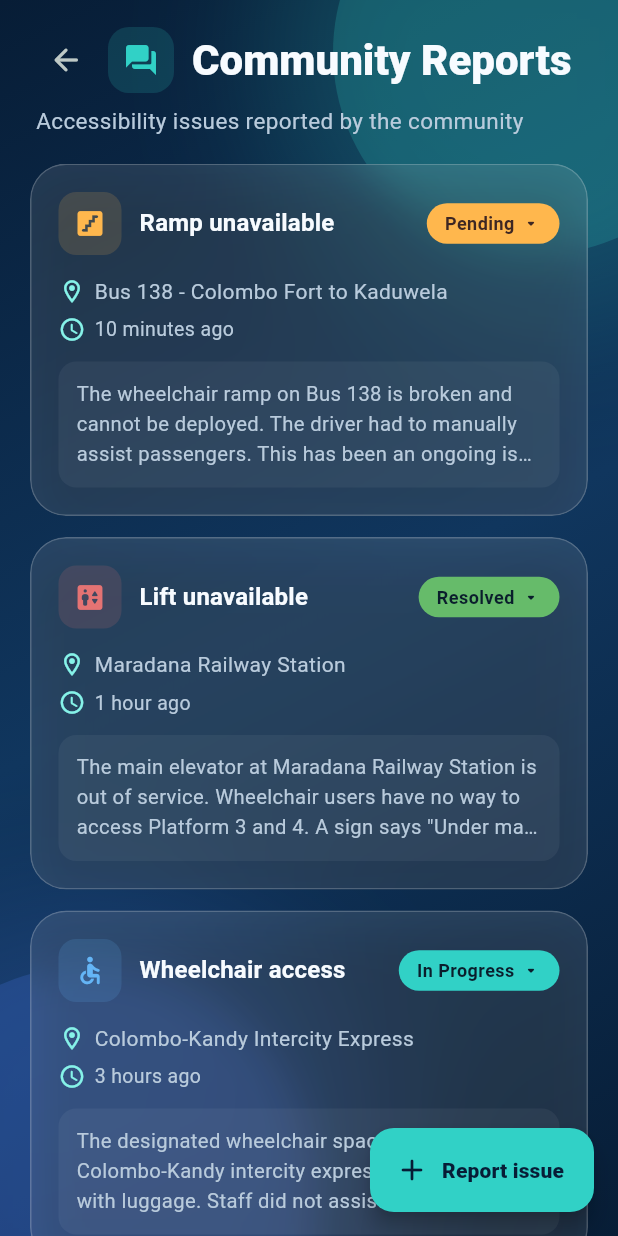
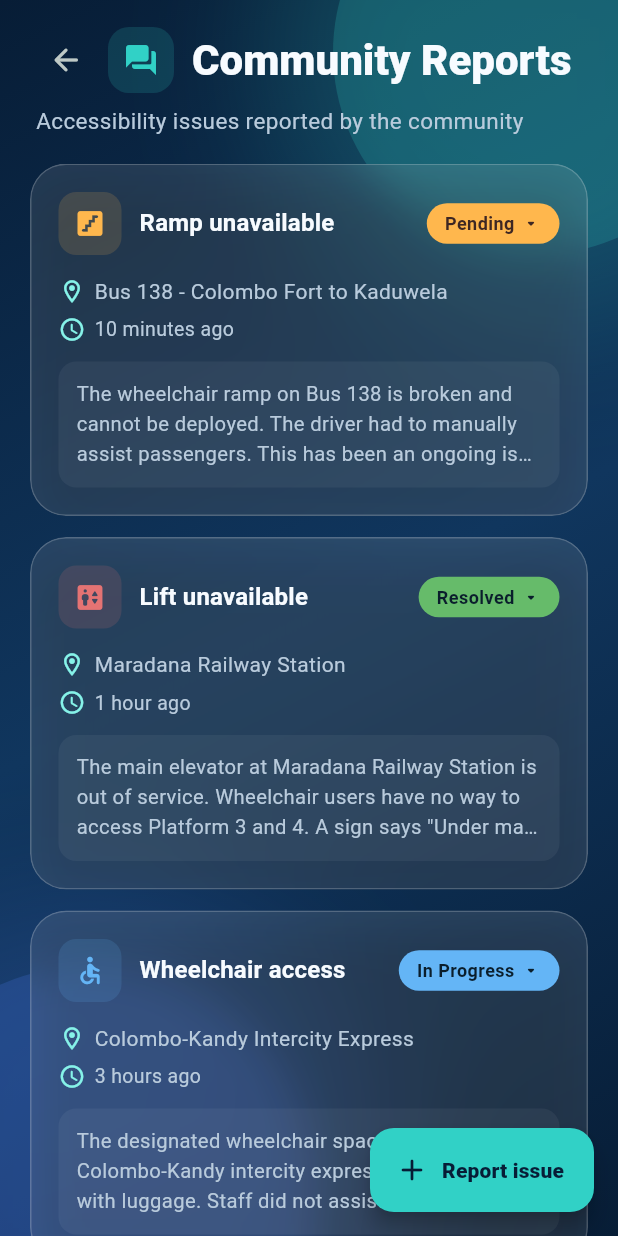
Before and after one commit to Adeesha-Sandaruwan/EqualRide, a Flutter app: the CommunityReportsPage screen opened directly, after a tap on "Load demo reports", on a phone screen of 412 x 824 dp. Run offline on Flutter 3.47's test engine with Material 3 defaults, Android fonts, the phone set to English and light mode, and no system bars; our stand-ins replace cloud_firestore, firebase_auth, firebase_core; accounts and stored records are empty.

Commit message:
Update ui status colors

```diff
--- a/lib/screens/community_reports_page.dart
+++ b/lib/screens/community_reports_page.dart
@@ -80,11 +80,11 @@ Color _issueIconColor(String issueType) {
 Color _statusBackground(String status) {
   switch (status) {
     case 'Resolved':
-      return const Color(0xFF66BB6A);
+      return const Color(0xFF66BB6A); // green
     case 'In Progress':
-      return AppTheme.teal;
+      return const Color(0xFF64B5F6); // blue
     default: // Pending
-      return const Color(0xFFFFB74D);
+      return const Color(0xFFFFB74D); // amber
   }
 }
 
```
